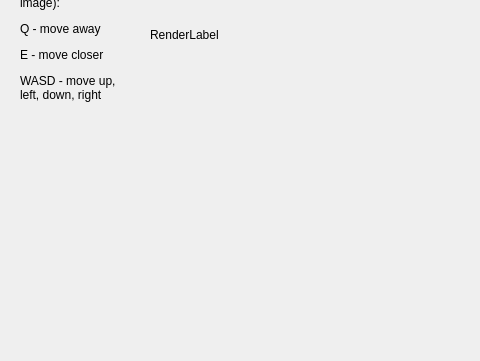
Old version of the form RenderrerMainWindow.ui in the repository damibran/simple_qt_renderrer; both pictures show x 0 to 480 and y 162 to 523 of the 936 by 523 pixel window.
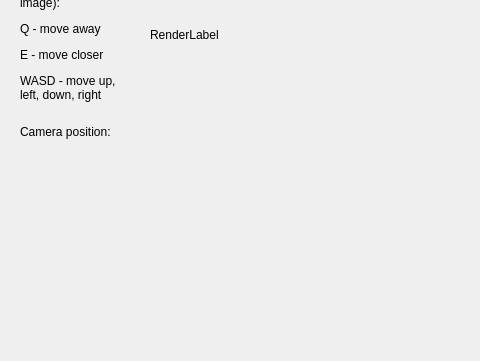
New version of the form.

Commit message: fix camera movement issues

The edit to the form file:
```diff
--- a/RenderrerMainWindow.ui
+++ b/RenderrerMainWindow.ui
@@ -149,6 +149,28 @@
      <bool>true</bool>
     </property>
    </widget>
+   <widget class="QLabel" name="CameraPositionLabel">
+    <property name="geometry">
+     <rect>
+      <x>20</x>
+      <y>270</y>
+      <width>111</width>
+      <height>71</height>
+     </rect>
+    </property>
+    <property name="text">
+     <string>Camera position:&lt;br&gt;</string>
+    </property>
+    <property name="scaledContents">
+     <bool>false</bool>
+    </property>
+    <property name="alignment">
+     <set>Qt::AlignLeading|Qt::AlignLeft|Qt::AlignTop</set>
+    </property>
+    <property name="wordWrap">
+     <bool>true</bool>
+    </property>
+   </widget>
   </widget>
   <widget class="QMenuBar" name="menuBar">
    <property name="geometry">
```
Left out of the diff: 14 changed lines with no effect on the pictures. The commit also changes 4 other files.
